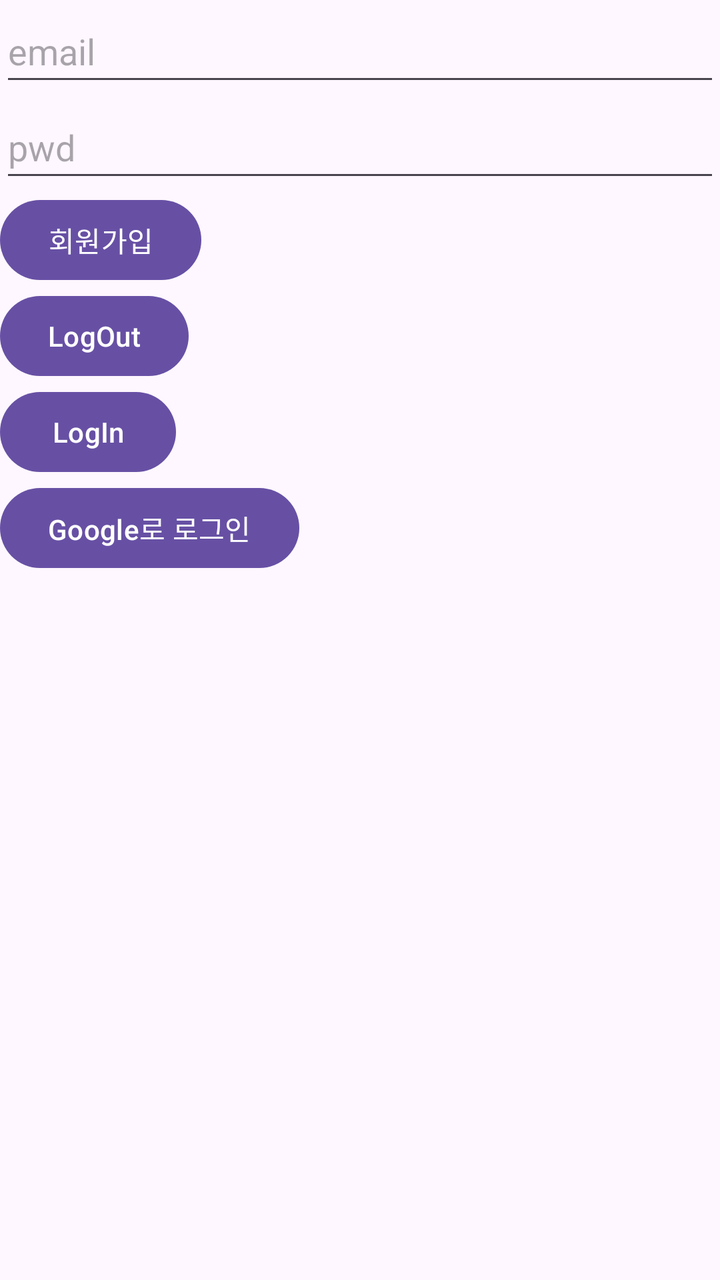
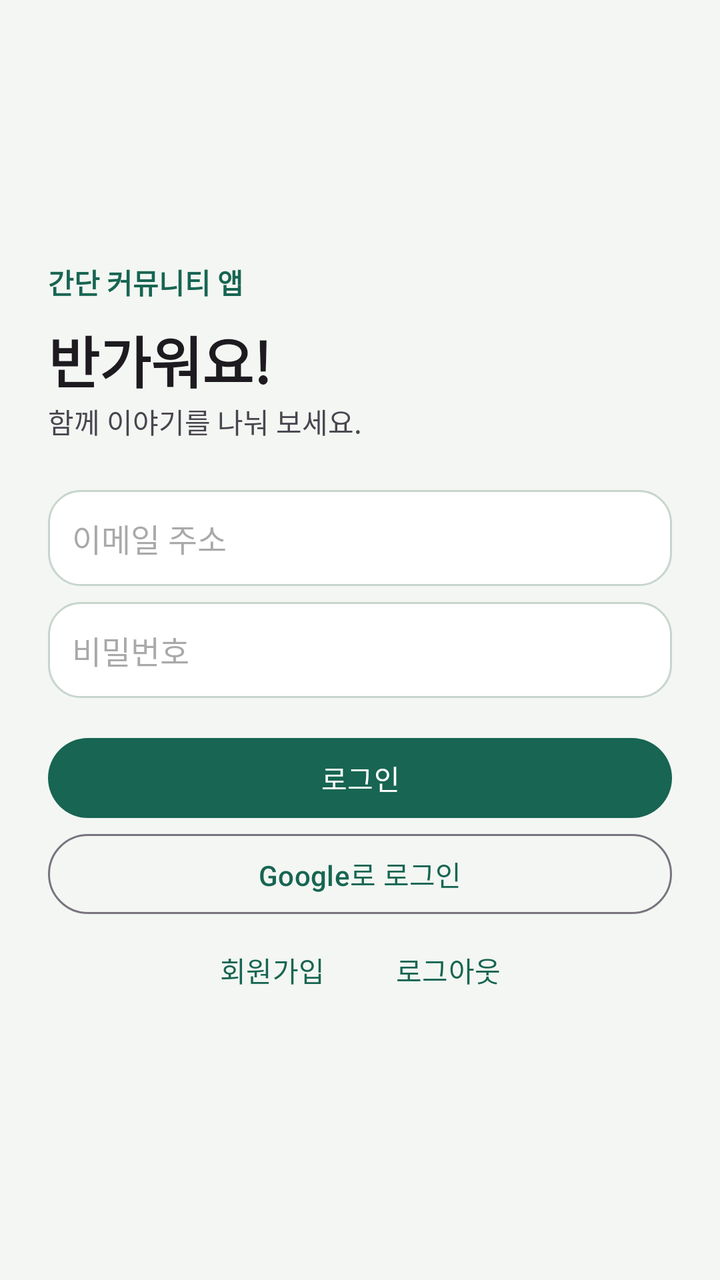

Compare the two renders of this Android layout. The source of the first and the diff that turns it into the second are given below.
<!-- AndroidManifest.xml: application theme Theme.MyFireBase -->
<!-- res/layout/activity_main.xml -->
<?xml version="1.0" encoding="utf-8"?>
<LinearLayout
    xmlns:android="http://schemas.android.com/apk/res/android"
    xmlns:app="http://schemas.android.com/apk/res-auto"
    xmlns:tools="http://schemas.android.com/tools"
    android:id="@+id/main"
    android:orientation="vertical"
    android:layout_width="match_parent"
    android:layout_height="match_parent"
    tools:context=".MainActivity">

    <EditText
        android:id="@+id/emailArea"
        android:hint="email"
        android:layout_width="match_parent"
        android:layout_height="wrap_content"
        android:minHeight="48dp"/>
    <EditText
        android:id="@+id/pwdArea"
        android:hint="pwd"
        android:inputType="textPassword"
        android:layout_width="match_parent"
        android:layout_height="wrap_content"
        android:minHeight="48dp"/>
    <Button
        android:id="@+id/joinBtn"
        android:text="회원가입"
        android:layout_width="wrap_content"
        android:layout_height="wrap_content"/>
    <Button
        android:id="@+id/logoutBtn"
        android:text="LogOut"
        android:layout_width="wrap_content"
        android:layout_height="wrap_content"/>
    <Button
        android:id="@+id/logInBtn"
        android:text="LogIn"
        android:layout_width="wrap_content"
        android:layout_height="wrap_content"/>


    <Button
        android:id="@+id/googleLoginBtn"
        android:text="@string/google_login"
        android:layout_width="wrap_content"
        android:layout_height="wrap_content"/>
</LinearLayout>
<!-- resources referenced by this layout -->
<resources>
  <string name="google_login">Google로 로그인</string>
  <style name="Theme.MyFireBase" parent="Base.Theme.MyFireBase" />
  <style name="Base.Theme.MyFireBase" parent="Theme.Material3.DayNight.NoActionBar">
          
          
      </style>
</resources>

<!-- the commit's change to res/layout/activity_main.xml (unified diff, before → after) -->
@@ -1,47 +1,16 @@
-<?xml version="1.0" encoding="utf-8"?>
-<LinearLayout
-    xmlns:android="http://schemas.android.com/apk/res/android"
-    xmlns:app="http://schemas.android.com/apk/res-auto"
-    xmlns:tools="http://schemas.android.com/tools"
-    android:id="@+id/main"
-    android:orientation="vertical"
-    android:layout_width="match_parent"
-    android:layout_height="match_parent"
-    tools:context=".MainActivity">
-
-    <EditText
-        android:id="@+id/emailArea"
-        android:hint="email"
-        android:layout_width="match_parent"
-        android:layout_height="wrap_content"
-        android:minHeight="48dp"/>
-    <EditText
-        android:id="@+id/pwdArea"
-        android:hint="pwd"
-        android:inputType="textPassword"
-        android:layout_width="match_parent"
-        android:layout_height="wrap_content"
-        android:minHeight="48dp"/>
-    <Button
-        android:id="@+id/joinBtn"
-        android:text="회원가입"
-        android:layout_width="wrap_content"
-        android:layout_height="wrap_content"/>
-    <Button
-        android:id="@+id/logoutBtn"
-        android:text="LogOut"
-        android:layout_width="wrap_content"
-        android:layout_height="wrap_content"/>
-    <Button
-        android:id="@+id/logInBtn"
-        android:text="LogIn"
-        android:layout_width="wrap_content"
-        android:layout_height="wrap_content"/>
-
-
-    <Button
-        android:id="@+id/googleLoginBtn"
-        android:text="@string/google_login"
-        android:layout_width="wrap_content"
-        android:layout_height="wrap_content"/>
-</LinearLayout>
+<ScrollView xmlns:android="http://schemas.android.com/apk/res/android"
+    android:id="@+id/main" android:fillViewport="true" android:layout_width="match_parent" android:layout_height="match_parent">
+    <LinearLayout android:orientation="vertical" android:gravity="center_vertical" android:padding="24dp" android:layout_width="match_parent" android:layout_height="wrap_content">
+        <TextView android:text="간단 커뮤니티 앱" android:textColor="@color/board_accent" android:textStyle="bold" android:layout_width="wrap_content" android:layout_height="wrap_content" />
+        <TextView android:text="반가워요!" android:textAppearance="@style/BoardHeading" android:layout_marginTop="8dp" android:layout_width="wrap_content" android:layout_height="wrap_content" />
+        <TextView android:text="함께 이야기를 나눠 보세요." android:layout_marginBottom="24dp" android:layout_width="wrap_content" android:layout_height="wrap_content" />
+        <EditText android:id="@+id/emailArea" style="@style/BoardField" android:inputType="textEmailAddress" android:hint="이메일 주소" android:layout_width="match_parent" android:layout_height="wrap_content" />
+        <EditText android:id="@+id/pwdArea" style="@style/BoardField" android:layout_marginTop="8dp" android:inputType="textPassword" android:hint="비밀번호" android:layout_width="match_parent" android:layout_height="wrap_content" />
+        <Button android:id="@+id/logInBtn" android:text="로그인" android:layout_marginTop="16dp" android:layout_width="match_parent" android:layout_height="wrap_content" />
+        <Button android:id="@+id/googleLoginBtn" style="@style/Widget.Material3.Button.OutlinedButton" android:text="Google로 로그인" android:layout_width="match_parent" android:layout_height="wrap_content" />
+        <LinearLayout android:gravity="center" android:layout_width="match_parent" android:layout_height="wrap_content">
+            <Button android:id="@+id/joinBtn" style="@style/Widget.Material3.Button.TextButton" android:text="회원가입" android:layout_width="wrap_content" android:layout_height="wrap_content" />
+            <Button android:id="@+id/logoutBtn" style="@style/Widget.Material3.Button.TextButton" android:text="로그아웃" android:layout_width="wrap_content" android:layout_height="wrap_content" />
+        </LinearLayout>
+    </LinearLayout>
+</ScrollView>
<!-- resource entries referenced after the edit -->
@@ -1,10 +1,33 @@
 <!-- resources referenced by this layout -->
 <resources>
-  <string name="google_login">Google로 로그인</string>
+  <color name="board_accent">#176552</color>
+  <style name="BoardField" parent="Widget.AppCompat.EditText">
+          <item name="android:background">@drawable/board_panel</item>
+          <item name="android:padding">12dp</item>
+          <item name="android:minHeight">48dp</item>
+          <item name="android:textSize">16sp</item>
+      </style>
+  <style name="BoardHeading" parent="TextAppearance.Material3.HeadlineMedium">
+          <item name="android:textStyle">bold</item>
+          <item name="android:textColor">?attr/colorOnSurface</item>
+      </style>
   <style name="Theme.MyFireBase" parent="Base.Theme.MyFireBase" />
+  <!-- drawable board_panel (drawable) -->
+  <shape xmlns:android="http://schemas.android.com/apk/res/android">
+      <solid android:color="@color/board_surface" />
+      <corners android:radius="16dp" />
+      <stroke android:width="1dp" android:color="@color/board_line" />
+  </shape>
   <style name="Base.Theme.MyFireBase" parent="Theme.Material3.DayNight.NoActionBar">
+          <item name="colorPrimary">@color/board_accent</item>
+          <item name="colorOnPrimary">@color/board_on_accent</item>
+          <item name="android:windowBackground">@color/board_canvas</item>
           
           
       </style>
+  <color name="board_surface">#FFFFFF</color>
+  <color name="board_line">#C7D5CE</color>
+  <color name="board_on_accent">#FFFFFF</color>
+  <color name="board_canvas">#F3F6F2</color>
 </resources>
 
